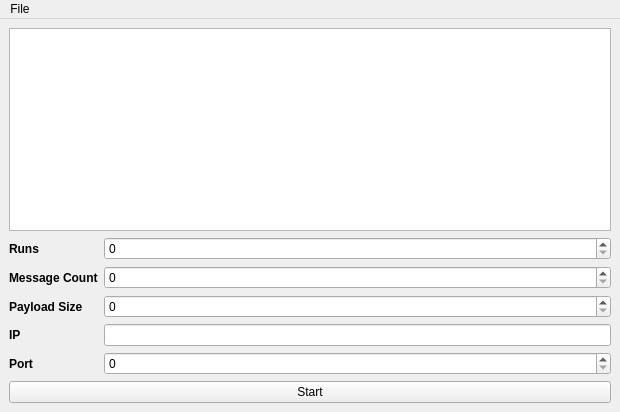
Above: gui/tool/wndMainWindow.ui from ClockworkOrigins/SocketPerformanceChecker before the change. Below: the same form after it.
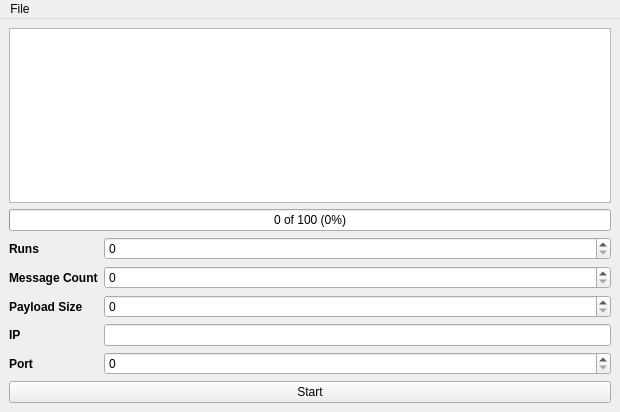
That is the form after the change.

Commit message: added progress bar to display current test progress

```diff
--- a/gui/tool/wndMainWindow.ui
+++ b/gui/tool/wndMainWindow.ui
@@ -147,6 +147,19 @@
       <item row="5" column="0">
        <layout class="QVBoxLayout" name="socketPluginLayout"/>
       </item>
+      <item row="1" column="0">
+       <widget class="QProgressBar" name="progressBar">
+        <property name="value">
+         <number>0</number>
+        </property>
+        <property name="alignment">
+         <set>Qt::AlignJustify|Qt::AlignVCenter</set>
+        </property>
+        <property name="format">
+         <string>%v of %m (%p%)</string>
+        </property>
+       </widget>
+      </item>
      </layout>
     </item>
    </layout>
```
The commit also changes 2 other files.
